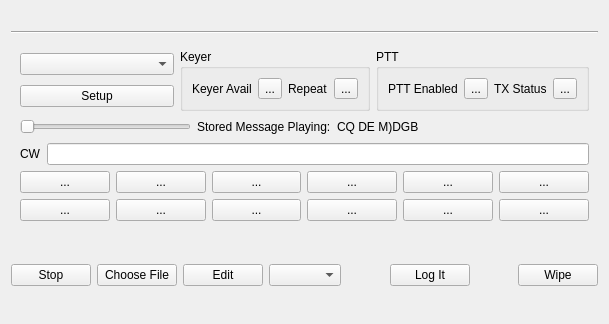
Old version of the form mqt/MqtLogger/dmbuttonframe.ui in the repository Rsclub22/Minos2-Mirror.
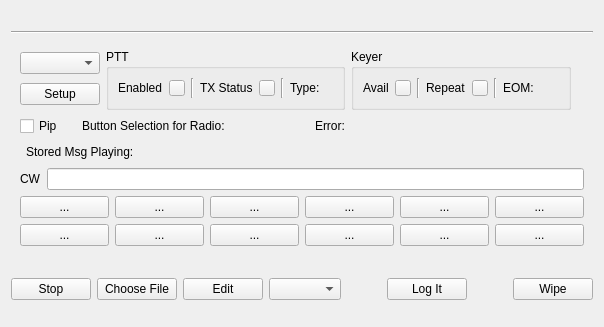
New version of the form.

Commit message: start work moving keyerframe to DMbuttonFrame - rename some objects to txkeyer or keyer instead of voice..

```diff
--- a/mqt/MqtLogger/dmbuttonframe.ui
+++ b/mqt/MqtLogger/dmbuttonframe.ui
@@ -6,14 +6,14 @@
    <rect>
     <x>0</x>
     <y>0</y>
-    <width>609</width>
-    <height>324</height>
+    <width>604</width>
+    <height>327</height>
    </rect>
   </property>
   <property name="windowTitle">
    <string/>
   </property>
-  <layout class="QVBoxLayout" name="verticalLayout_5">
+  <layout class="QVBoxLayout" name="verticalLayout_3">
    <item>
     <widget class="QLabel" name="nameLabel">
      <property name="text">
@@ -32,16 +32,16 @@
     <widget class="QFrame" name="FButtonFrame">
      <layout class="QVBoxLayout" name="verticalLayout">
       <item>
-       <layout class="QVBoxLayout" name="verticalLayout_4">
+       <layout class="QVBoxLayout" name="verticalLayout_2">
         <item>
-         <layout class="QHBoxLayout" name="horizontalLayout_8">
+         <layout class="QHBoxLayout" name="horizontalLayout_26">
           <item>
-           <layout class="QVBoxLayout" name="verticalLayout_2">
+           <layout class="QVBoxLayout" name="verticalLayout_5">
             <item>
-             <widget class="QComboBox" name="dmButtonFrameSelecton"/>
+             <widget class="QComboBox" name="voiceKeyerSelect"/>
             </item>
             <item>
-             <widget class="QPushButton" name="pushButton">
+             <widget class="QPushButton" name="vmSetupPb">
               <property name="text">
                <string>Setup</string>
               </property>
@@ -50,124 +50,323 @@
            </layout>
           </item>
           <item>
-           <widget class="QGroupBox" name="keyerGroupBox">
-            <property name="title">
-             <string>Keyer</string>
-            </property>
-            <layout class="QHBoxLayout" name="horizontalLayout_9">
-             <item>
-              <layout class="QHBoxLayout" name="horizontalLayout_4">
-               <item>
-                <widget class="QLabel" name="keyerAvailLabel">
-                 <property name="text">
-                  <string>Keyer Avail</string>
-                 </property>
-                </widget>
-               </item>
-               <item>
-                <widget class="QToolButton" name="keyerAvilTb">
-                 <property name="text">
-                  <string>...</string>
-                 </property>
-                </widget>
-               </item>
-              </layout>
-             </item>
-             <item>
-              <layout class="QHBoxLayout" name="horizontalLayout_7">
-               <item>
-                <widget class="QLabel" name="repeatLabel">
-                 <property name="text">
-                  <string>Repeat</string>
-                 </property>
-                </widget>
-               </item>
-               <item>
-                <widget class="QToolButton" name="repeatTb">
-                 <property name="text">
-                  <string>...</string>
-                 </property>
-                </widget>
-               </item>
-              </layout>
-             </item>
-            </layout>
-           </widget>
-          </item>
-          <item>
-           <widget class="QGroupBox" name="pttGroupBox">
+           <widget class="QGroupBox" name="pttIndicatorGroupBox">
             <property name="title">
              <string>PTT</string>
             </property>
-            <layout class="QHBoxLayout" name="horizontalLayout_10">
+            <layout class="QHBoxLayout" name="horizontalLayout_18">
              <item>
               <layout class="QHBoxLayout" name="horizontalLayout_5">
                <item>
-                <widget class="QLabel" name="pttEnabledlabel">
-                 <property name="text">
-                  <string>PTT Enabled</string>
-                 </property>
-                </widget>
+                <layout class="QHBoxLayout" name="horizontalLayout_20">
+                 <item>
+                  <widget class="QLabel" name="pttEnabledLabel">
+                   <property name="text">
+                    <string>Enabled</string>
+                   </property>
+                  </widget>
+                 </item>
+                 <item>
+                  <widget class="QPushButton" name="pttEnabledIndicator">
+                   <property name="sizePolicy">
+                    <sizepolicy hsizetype="Fixed" vsizetype="Fixed">
+                     <horstretch>0</horstretch>
+                     <verstretch>0</verstretch>
+                    </sizepolicy>
+                   </property>
+                   <property name="maximumSize">
+                    <size>
+                     <width>16</width>
+                     <height>16</height>
+                    </size>
+                   </property>
+                   <property name="focusPolicy">
+                    <enum>Qt::NoFocus</enum>
+                   </property>
+                   <property name="text">
+                    <string/>
+                   </property>
+                  </widget>
+                 </item>
+                </layout>
                </item>
                <item>
-                <widget class="QToolButton" name="pttEnabledTb">
-                 <property name="text">
-                  <string>...</string>
-                 </property>
-                </widget>
+                <layout class="QHBoxLayout" name="horizontalLayout_21">
+                 <item>
+                  <widget class="Line" name="line_3">
+                   <property name="orientation">
+                    <enum>Qt::Vertical</enum>
+                   </property>
+                  </widget>
+                 </item>
+                 <item>
+                  <widget class="QLabel" name="txStatusLabel_2">
+                   <property name="text">
+                    <string>TX Status</string>
+                   </property>
+                  </widget>
+                 </item>
+                 <item>
+                  <widget class="QPushButton" name="txStatusIndicator">
+                   <property name="sizePolicy">
+                    <sizepolicy hsizetype="Fixed" vsizetype="Fixed">
+                     <horstretch>0</horstretch>
+                     <verstretch>0</verstretch>
+                    </sizepolicy>
+                   </property>
+                   <property name="maximumSize">
+                    <size>
+                     <width>16</width>
+                     <height>16</height>
+                    </size>
+                   </property>
+                   <property name="focusPolicy">
+                    <enum>Qt::NoFocus</enum>
+                   </property>
+                   <property name="text">
+                    <string/>
+                   </property>
+                  </widget>
+                 </item>
+                 <item>
+                  <layout class="QHBoxLayout" name="horizontalLayout_22">
+                   <item>
+                    <widget class="Line" name="line_4">
+                     <property name="orientation">
+                      <enum>Qt::Vertical</enum>
+                     </property>
+                    </widget>
+                   </item>
+                   <item>
+                    <widget class="QLabel" name="pttTypeLabel">
+                     <property name="text">
+                      <string>Type:</string>
+                     </property>
+                    </widget>
+                   </item>
+                   <item>
+                    <widget class="QLabel" name="pttTypeText">
+                     <property name="text">
+                      <string/>
+                     </property>
+                    </widget>
+                   </item>
+                  </layout>
+                 </item>
+                </layout>
                </item>
               </layout>
              </item>
+            </layout>
+           </widget>
+          </item>
+          <item>
+           <widget class="QGroupBox" name="keyerIndicatorGroupBox">
+            <property name="title">
+             <string>Keyer</string>
+            </property>
+            <layout class="QVBoxLayout" name="verticalLayout_6">
              <item>
-              <layout class="QHBoxLayout" name="horizontalLayout_6">
+              <layout class="QHBoxLayout" name="horizontalLayout_23">
                <item>
                 <widget class="QLabel" name="txStatusLabel">
                  <property name="text">
-                  <string>TX Status</string>
+                  <string>Avail</string>
                  </property>
                 </widget>
                </item>
                <item>
-                <widget class="QToolButton" name="txStatusTb">
+                <widget class="QPushButton" name="availIndicator">
+                 <property name="sizePolicy">
+                  <sizepolicy hsizetype="Fixed" vsizetype="Fixed">
+                   <horstretch>0</horstretch>
+                   <verstretch>0</verstretch>
+                  </sizepolicy>
+                 </property>
+                 <property name="maximumSize">
+                  <size>
+                   <width>16</width>
+                   <height>16</height>
+                  </size>
+                 </property>
+                 <property name="focusPolicy">
+                  <enum>Qt::NoFocus</enum>
+                 </property>
                  <property name="text">
-                  <string>...</string>
+                  <string/>
                  </property>
                 </widget>
                </item>
+               <item>
+                <widget class="Line" name="vmAvailIndicatorLine">
+                 <property name="orientation">
+                  <enum>Qt::Vertical</enum>
+                 </property>
+                </widget>
+               </item>
+               <item>
+                <layout class="QHBoxLayout" name="horizontalLayout_24">
+                 <item>
+                  <widget class="QLabel" name="repeatLabel_2">
+                   <property name="text">
+                    <string>Repeat</string>
+                   </property>
+                  </widget>
+                 </item>
+                 <item>
+                  <widget class="QPushButton" name="repeatIndicator">
+                   <property name="sizePolicy">
+                    <sizepolicy hsizetype="Fixed" vsizetype="Fixed">
+                     <horstretch>0</horstretch>
+                     <verstretch>0</verstretch>
+                    </sizepolicy>
+                   </property>
+                   <property name="maximumSize">
+                    <size>
+                     <width>16</width>
+                     <height>16</height>
+                    </size>
+                   </property>
+                   <property name="focusPolicy">
+                    <enum>Qt::NoFocus</enum>
+                   </property>
+                   <property name="text">
+                    <string/>
+                   </property>
+                  </widget>
+                 </item>
+                 <item>
+                  <widget class="Line" name="vmRepeatLine">
+                   <property name="orientation">
+                    <enum>Qt::Vertical</enum>
+                   </property>
+                  </widget>
+                 </item>
+                 <item>
+                  <layout class="QHBoxLayout" name="horizontalLayout_25">
+                   <item>
+                    <widget class="QLabel" name="eomLabel">
+                     <property name="text">
+                      <string>EOM:</string>
+                     </property>
+                    </widget>
+                   </item>
+                   <item>
+                    <widget class="QLabel" name="eomText">
+                     <property name="text">
+                      <string/>
+                     </property>
+                    </widget>
+                   </item>
+                   <item>
+                    <spacer name="horizontalSpacer_6">
+                     <property name="orientation">
+                      <enum>Qt::Horizontal</enum>
+                     </property>
+                     <property name="sizeHint" stdset="0">
+                      <size>
+                       <width>40</width>
+                       <height>20</height>
+                      </size>
+                     </property>
+                    </spacer>
+                   </item>
+                  </layout>
+                 </item>
+                </layout>
+               </item>
               </layout>
              </item>
             </layout>
            </widget>
           </item>
+          <item>
+           <spacer name="horizontalSpacer_7">
+            <property name="orientation">
+             <enum>Qt::Horizontal</enum>
+            </property>
+            <property name="sizeHint" stdset="0">
+             <size>
+              <width>40</width>
+              <height>20</height>
+             </size>
+            </property>
+           </spacer>
+          </item>
          </layout>
         </item>
         <item>
-         <layout class="QVBoxLayout" name="verticalLayout_3">
+         <layout class="QHBoxLayout" name="horizontalLayout_14">
           <item>
-           <layout class="QHBoxLayout" name="horizontalLayout_11">
+           <widget class="QCheckBox" name="pipCb">
+            <property name="text">
+             <string>Pip</string>
+            </property>
+           </widget>
+          </item>
+          <item>
+           <widget class="QLabel" name="noExtKeyerLabel">
+            <property name="text">
+             <string/>
+            </property>
+           </widget>
+          </item>
+          <item>
+           <layout class="QHBoxLayout" name="horizontalLayout_15">
             <item>
-             <widget class="QSlider" name="horizontalSlider">
-              <property name="orientation">
-               <enum>Qt::Horizontal</enum>
-              </property>
-             </widget>
+             <layout class="QHBoxLayout" name="horizontalLayout_17">
+              <item>
+               <widget class="QLabel" name="buttonSelectionLbl">
+                <property name="text">
+                 <string>Button Selection for Radio:</string>
+                </property>
+               </widget>
+              </item>
+              <item>
+               <widget class="QLabel" name="saveByRadioNameText">
+                <property name="text">
+                 <string/>
+                </property>
+               </widget>
+              </item>
+              <item>
+               <widget class="QLabel" name="sAndPLabel">
+                <property name="text">
+                 <string/>
+                </property>
+               </widget>
+              </item>
+              <item>
+               <spacer name="horizontalSpacer_5">
+                <property name="orientation">
+                 <enum>Qt::Horizontal</enum>
+                </property>
+                <property name="sizeHint" stdset="0">
+                 <size>
+                  <width>40</width>
+                  <height>20</height>
+                 </size>
+                </property>
+               </spacer>
+              </item>
+             </layout>
             </item>
             <item>
-             <widget class="QLabel" name="label">
+             <widget class="QLabel" name="errorTitleLabel">
               <property name="text">
-               <string>Stored Message Playing:</string>
+               <string>Error:</string>
               </property>
              </widget>
             </item>
             <item>
-             <widget class="QLabel" name="label_2">
+             <widget class="QLabel" name="errorMeassageLabel">
               <property name="text">
-               <string>CQ DE M)DGB</string>
+               <string/>
               </property>
              </widget>
             </item>
             <item>
-             <spacer name="horizontalSpacer_3">
+             <spacer name="horizontalSpacer_9">
               <property name="orientation">
                <enum>Qt::Horizontal</enum>
               </property>
@@ -181,22 +380,71 @@
             </item>
            </layout>
           </item>
+         </layout>
+        </item>
+        <item>
+         <layout class="QHBoxLayout" name="horizontalLayout_16">
           <item>
-           <layout class="QHBoxLayout" name="horizontalLayout_12">
+           <layout class="QHBoxLayout" name="cwSpeedSliderHorizontalLayout">
             <item>
-             <widget class="QLabel" name="label_3">
+             <widget class="QFrame" name="cwSpeedSliderFrame">
+              <property name="frameShape">
+               <enum>QFrame::StyledPanel</enum>
+              </property>
+              <property name="frameShadow">
+               <enum>QFrame::Raised</enum>
+              </property>
+             </widget>
+            </item>
+           </layout>
+          </item>
+          <item>
+           <layout class="QHBoxLayout" name="horizontalLayout_13">
+            <item>
+             <widget class="QLabel" name="cwMesssagePlayingLabel">
               <property name="text">
-               <string>CW</string>
+               <string>Stored Msg Playing:</string>
               </property>
              </widget>
             </item>
             <item>
-             <widget class="QLineEdit" name="lineEdit"/>
+             <widget class="QLabel" name="cwMessagePlayingDisplay">
+              <property name="text">
+               <string/>
+              </property>
+             </widget>
             </item>
+            <item>
+             <spacer name="horizontalSpacer_4">
+              <property name="orientation">
+               <enum>Qt::Horizontal</enum>
+              </property>
+              <property name="sizeHint" stdset="0">
+               <size>
+                <width>40</width>
+                <height>20</height>
+               </size>
+              </property>
+             </spacer>
+            </item>
            </layout>
           </item>
          </layout>
         </item>
+        <item>
+         <layout class="QHBoxLayout" name="horizontalLayout_27">
+          <item>
+           <widget class="QLabel" name="cwEntryLabel">
+            <property name="text">
+             <string>CW</string>
+            </property>
+           </widget>
+          </item>
+          <item>
+           <widget class="QLineEdit" name="cwEntry"/>
+          </item>
+         </layout>
+        </item>
        </layout>
       </item>
       <item>
```
Left out of the diff: 4 changed lines with no effect on the pictures. The commit also changes 33 other files.
